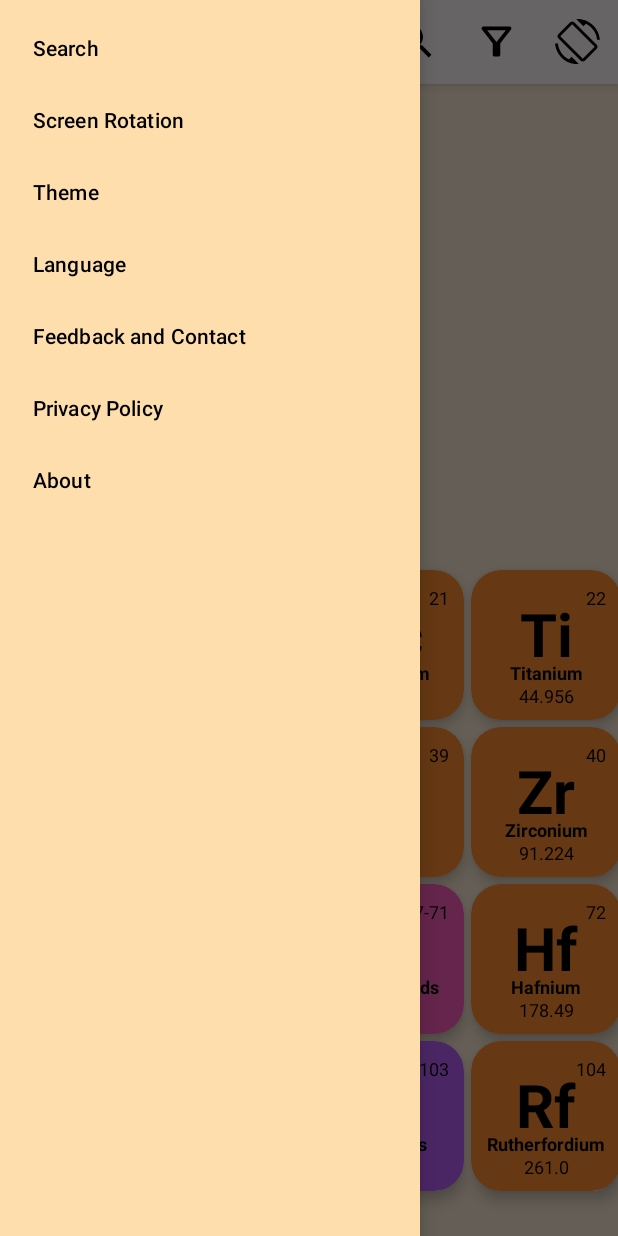
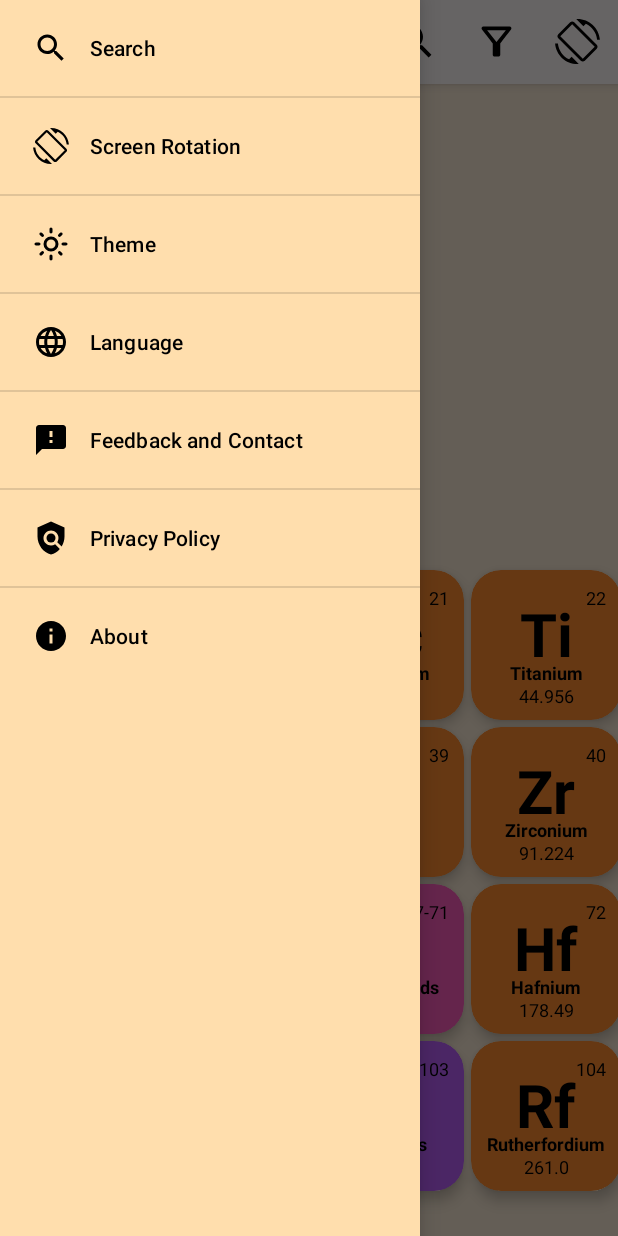
Before and after one commit to fujitaricardo/periodic_table_app, an Android app: the screen it shows after launch (MainActivity), with the side drawer open, on a phone screen of 412 x 824 dp. Run offline under Robolectric (Android 15) with nearby library versions, the phone set to English and light mode, and no system bars.

Commit message:
Updated navigation menu with icons

```diff
--- /dev/null
+++ b/app/src/main/res/drawable/ic_baseline_feedback_24.xml
@@ -0,0 +1,10 @@
+<vector xmlns:android="http://schemas.android.com/apk/res/android"
+    android:width="24dp"
+    android:height="24dp"
+    android:viewportWidth="24"
+    android:viewportHeight="24"
+    android:tint="?attr/colorControlNormal">
+  <path
+      android:fillColor="@android:color/white"
+      android:pathData="M20,2L4,2c-1.1,0 -1.99,0.9 -1.99,2L2,22l4,-4h14c1.1,0 2,-0.9 2,-2L22,4c0,-1.1 -0.9,-2 -2,-2zM13,14h-2v-2h2v2zM13,10h-2L11,6h2v4z"/>
+</vector>
--- /dev/null
+++ b/app/src/main/res/drawable/ic_baseline_info_24.xml
@@ -0,0 +1,10 @@
+<vector xmlns:android="http://schemas.android.com/apk/res/android"
+    android:width="24dp"
+    android:height="24dp"
+    android:viewportWidth="24"
+    android:viewportHeight="24"
+    android:tint="?attr/colorControlNormal">
+  <path
+      android:fillColor="@android:color/white"
+      android:pathData="M12,2C6.48,2 2,6.48 2,12s4.48,10 10,10 10,-4.48 10,-10S17.52,2 12,2zM13,17h-2v-6h2v6zM13,9h-2L11,7h2v2z"/>
+</vector>
--- /dev/null
+++ b/app/src/main/res/drawable/ic_baseline_policy_24.xml
@@ -0,0 +1,13 @@
+<vector xmlns:android="http://schemas.android.com/apk/res/android"
+    android:width="24dp"
+    android:height="24dp"
+    android:viewportWidth="24"
+    android:viewportHeight="24"
+    android:tint="?attr/colorControlNormal">
+  <path
+      android:fillColor="@android:color/white"
+      android:pathData="M21,5l-9,-4L3,5v6c0,5.55 3.84,10.74 9,12c2.3,-0.56 4.33,-1.9 5.88,-3.71l-3.12,-3.12c-1.94,1.29 -4.58,1.07 -6.29,-0.64c-1.95,-1.95 -1.95,-5.12 0,-7.07c1.95,-1.95 5.12,-1.95 7.07,0c1.71,1.71 1.92,4.35 0.64,6.29l2.9,2.9C20.29,15.69 21,13.38 21,11V5z"/>
+  <path
+      android:fillColor="@android:color/white"
+      android:pathData="M12,12m-3,0a3,3 0,1 1,6 0a3,3 0,1 1,-6 0"/>
+</vector>
--- a/app/src/main/res/menu/navigation_drawer.xml
+++ b/app/src/main/res/menu/navigation_drawer.xml
@@ -1,32 +1,53 @@
 <?xml version="1.0" encoding="utf-8"?>
 <menu xmlns:android="http://schemas.android.com/apk/res/android">
 
+    <group android:id="@+id/group1">
         <item
             android:id="@+id/item1"
+            android:icon="@drawable/ic_outline_search_30"
             android:title="Search" />
+    </group>
 
+    <group android:id="@+id/group2">
         <item
             android:id="@+id/item2"
+            android:icon="@drawable/ic_outline_screen_rotation_30"
             android:title="Screen Rotation" />
+    </group>
 
+    <group android:id="@+id/group3">
         <item
             android:id="@+id/item3"
+            android:icon="@drawable/ic_outline_light_mode_24"
             android:title="Theme" />
+    </group>
 
+    <group android:id="@+id/group4">
         <item
             android:id="@+id/item4"
+            android:icon="@drawable/ic_outline_language_30"
             android:title="Language" />
+    </group>
 
+    <group android:id="@+id/group5">
         <item
             android:id="@+id/item5"
+            android:icon="@drawable/ic_baseline_feedback_24"
             android:title="Feedback and Contact" />
+    </group>
 
+    <group android:id="@+id/group6">
         <item
             android:id="@+id/item6"
+            android:icon="@drawable/ic_baseline_policy_24"
             android:title="Privacy Policy" />
+    </group>
 
+    <group android:id="@+id/group7">
         <item
             android:id="@+id/item7"
+            android:icon="@drawable/ic_baseline_info_24"
             android:title="About" />
+    </group>
 
 </menu>
```
Lines whose indentation alone changed are shown as unchanged.
